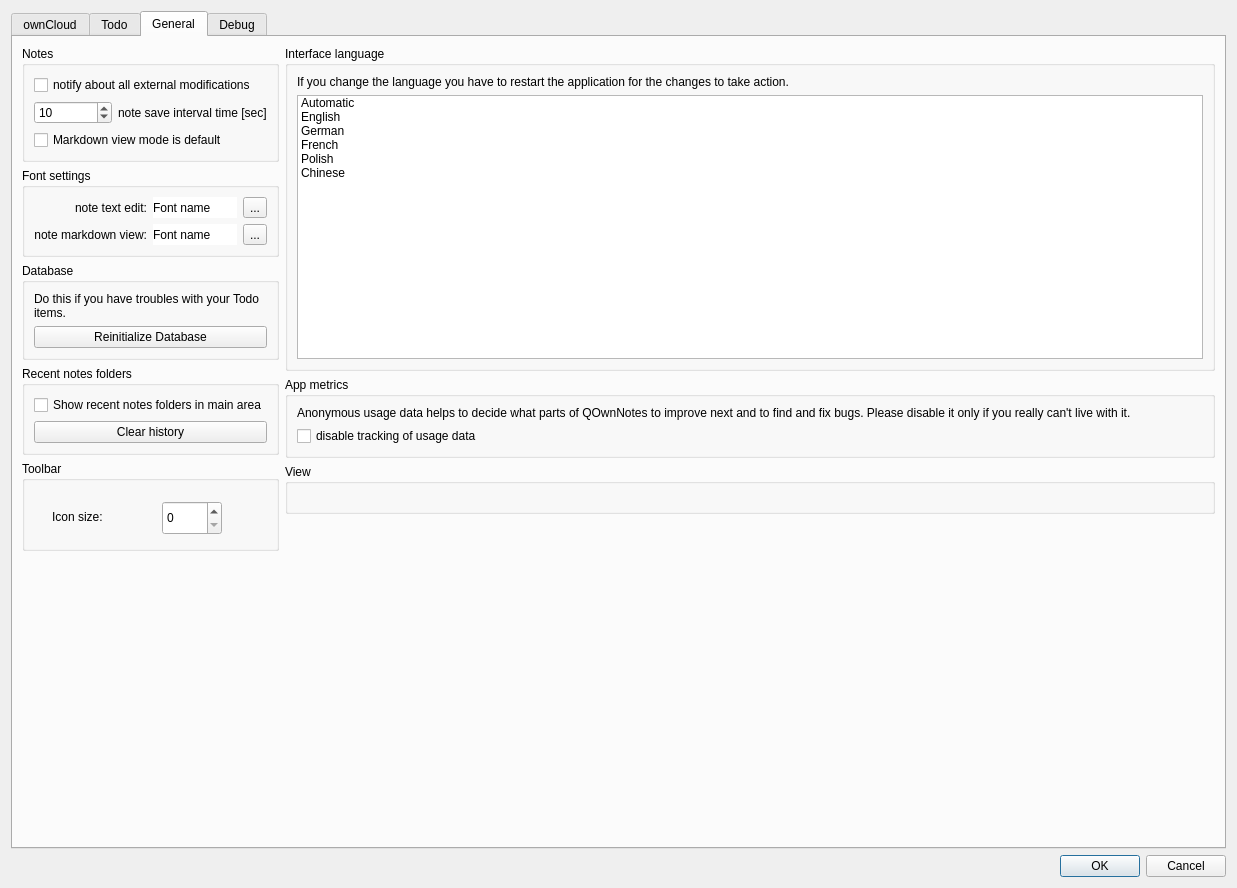
Old version of the form src/dialogs/settingsdialog.ui in the repository pbek/QOwnNotes.
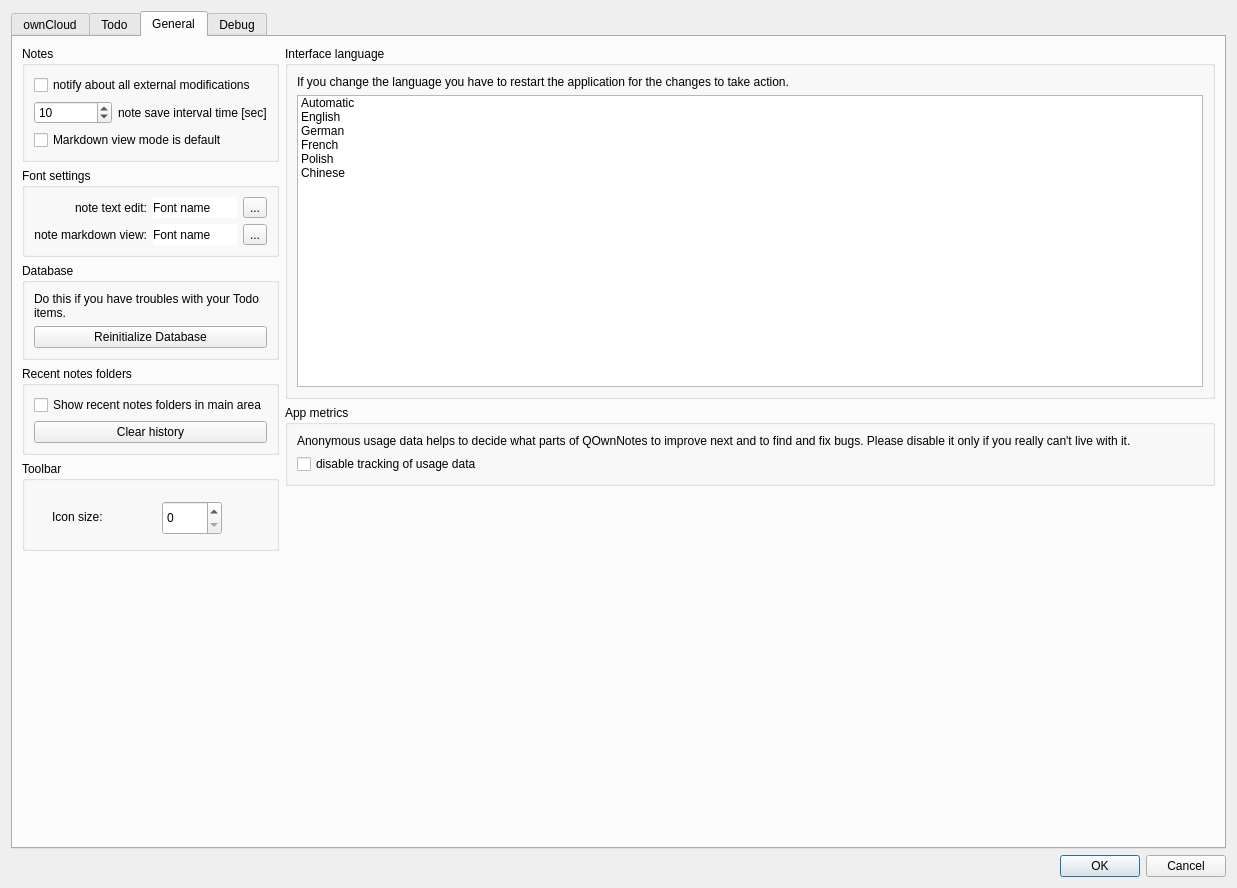
New version of the form. Icons and pictures are not drawn. Custom widgets are drawn as their Qt base class.

Commit message: added some information and removed an unused group box

Diff of the .ui file:
```diff
--- a/src/dialogs/settingsdialog.ui
+++ b/src/dialogs/settingsdialog.ui
@@ -1023,19 +1023,6 @@
              </layout>
             </widget>
            </item>
-           <item>
-            <widget class="QGroupBox" name="groupBox_8">
-             <property name="minimumSize">
-              <size>
-               <width>0</width>
-               <height>50</height>
-              </size>
-             </property>
-             <property name="title">
-              <string>View</string>
-             </property>
-            </widget>
-           </item>
            <item>
             <spacer name="verticalSpacer_4">
              <property name="orientation">
```
Left out of the diff: 3 changed lines with no effect on the pictures.
